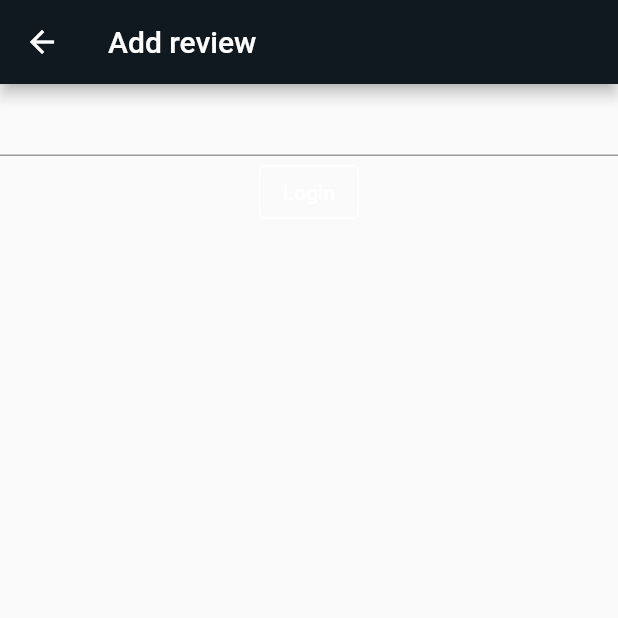
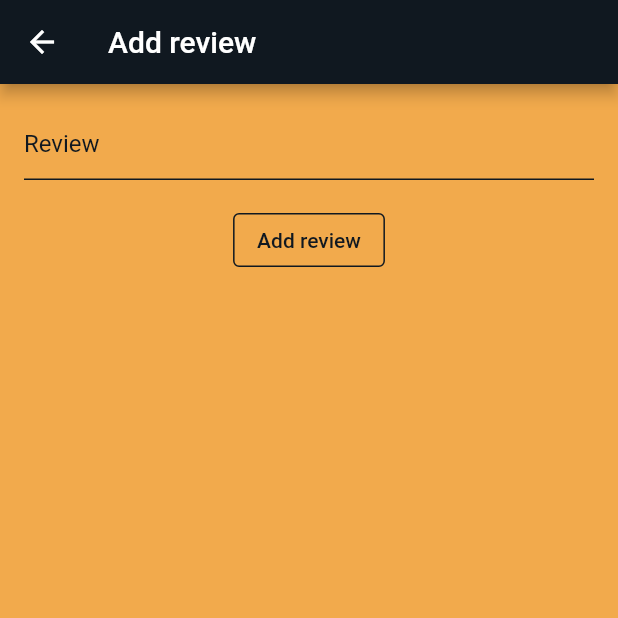
Before and after one commit to golo1999/FlutterApp-LatestMoviesStateManagement, a Flutter app: the AddReviewPage screen opened by its route, on a phone screen of 412 x 824 dp, the top half of it. Run offline on Flutter 3.47's test engine with Material 2 defaults, Android fonts, the phone set to English and light mode, and no system bars; our stand-ins replace built_collection, built_value, cloud_firestore, firebase_auth, firebase_core, flutter_rating_bar and 4 more; missing offline and left inert: redux_epics; accounts and stored records are empty.

```diff
--- a/lib/src/models/review.dart
+++ b/lib/src/models/review.dart
@@ -1,3 +1,42 @@
+// part of models;
+//
+// abstract class Review implements Built<Review, ReviewBuilder> {
+//   factory Review({
+//     required String id,
+//     required String uid,
+//     required int movieId,
+//     required String text,
+//     DateTime? createdAt,
+//   }) {
+//     return _$Review((ReviewBuilder builder) {
+//       builder
+//         ..id = id
+//         ..uid = uid
+//         ..movieId = movieId
+//         ..text = text
+//         ..createdAt = createdAt ?? DateTime.now();
+//     });
+//   }
+//
+//   factory Review.fromJson(dynamic json) => serializers.deserializeWith(serializer, json)!;
+//
+//   Review._();
+//
+//   String get id;
+//
+//   String get uid;
+//
+//   int get movieId;
+//
+//   String get text;
+//
+//   DateTime get createdAt;
+//
+//   Map<String, dynamic> get json => serializers.serializeWith(serializer, this)! as Map<String, dynamic>;
+//
+//   static Serializer<Review> get serializer => _$reviewSerializer;
+// }
+
 part of models;
 
 abstract class Review implements Built<Review, ReviewBuilder> {
@@ -8,8 +47,8 @@ abstract class Review implements Built<Review, ReviewBuilder> {
     required String text,
     DateTime? createdAt,
   }) {
-    return _$Review((ReviewBuilder builder) {
-      builder
+    return _$Review((ReviewBuilder b) {
+      b
         ..id = id
         ..uid = uid
         ..movieId = movieId
--- a/lib/src/models/serializers.dart
+++ b/lib/src/models/serializers.dart
@@ -9,6 +9,7 @@ part 'serializers.g.dart';
   AppState,
   Movie,
   Review,
+  Torrent,
 ])
 Serializers serializers = (_$serializers.toBuilder() //
       ..addPlugin(StandardJsonPlugin()))
--- a/lib/src/presentation/add_review.dart
+++ b/lib/src/presentation/add_review.dart
@@ -12,6 +12,8 @@ class _AddReviewPageState extends State<AddReviewPage> {
 
   @override
   Widget build(BuildContext context) {
+    final MediaQueryData data = MediaQuery.of(context);
+
     return Form(
       child: Scaffold(
         appBar: AppBar(
@@ -23,10 +25,37 @@ class _AddReviewPageState extends State<AddReviewPage> {
           ),
           backgroundColor: primaryColor,
         ),
-        body: Column(
+        body: Container(
+          color: secondaryColor,
+          height: data.size.height,
+          child: Column(
             children: <Widget>[
-            TextFormField(
+              Padding(
+                padding: const EdgeInsets.all(16.0),
+                child: TextFormField(
                   controller: _reviewController,
+                  decoration: const InputDecoration(
+                    hintText: 'Review',
+                    hintStyle: TextStyle(
+                      color: primaryColor,
+                    ),
+                    focusedBorder: UnderlineInputBorder(
+                      borderSide: BorderSide(
+                        color: primaryColor,
+                      ),
+                    ),
+                    enabledBorder: UnderlineInputBorder(
+                      borderSide: BorderSide(
+                        color: primaryColor,
+                      ),
+                    ),
+                    border: UnderlineInputBorder(
+                      borderSide: BorderSide(
+                        color: primaryColor,
+                      ),
+                    ),
+                  ),
+                  keyboardType: TextInputType.text,
                   validator: (String? value) {
                     return (value == null || value.isEmpty)
                         ? 'The review should not be empty'
@@ -34,6 +63,7 @@ class _AddReviewPageState extends State<AddReviewPage> {
                             ? 'The review should be longer'
                             : null;
                   },
+                ),
               ),
               Builder(
                 builder: (BuildContext context) {
@@ -43,21 +73,19 @@ class _AddReviewPageState extends State<AddReviewPage> {
                         return;
                       }
 
-                    StoreProvider.of<AppState>(context).dispatch(CreateReview(
-                      _reviewController.text.trim(),
-                    ));
+                      StoreProvider.of<AppState>(context).dispatch(CreateReview(_reviewController.text.trim()));
 
                       Navigator.pop(context);
                     },
                     style: OutlinedButton.styleFrom(
                       side: const BorderSide(
-                      color: whiteColor,
+                        color: primaryColor,
                       ),
                     ),
                     child: const Text(
-                    'Login',
+                      'Add review',
                       style: TextStyle(
-                      color: whiteColor,
+                        color: primaryColor,
                       ),
                     ),
                   );
@@ -66,6 +94,7 @@ class _AddReviewPageState extends State<AddReviewPage> {
             ],
           ),
         ),
+      ),
     );
   }
 }
--- a/lib/src/presentation/index.dart
+++ b/lib/src/presentation/index.dart
@@ -4,6 +4,7 @@ import 'package:flutter/cupertino.dart';
 import 'package:flutter/material.dart';
 import 'package:flutter_rating_bar/flutter_rating_bar.dart';
 import 'package:flutter_redux/flutter_redux.dart';
+import 'package:intl/intl.dart';
 import 'package:latest_movies_state_management/src/actions/index.dart';
 import 'package:latest_movies_state_management/src/container/index.dart';
 import 'package:latest_movies_state_management/src/models/app_data.dart';
--- a/lib/src/presentation/movie_image.dart
+++ b/lib/src/presentation/movie_image.dart
@@ -10,12 +10,16 @@ class MovieImage extends StatelessWidget {
     return SelectedMovieContainer(
       builder: (BuildContext context, Movie movie) {
         return Scaffold(
+          appBar: AppBar(
+            backgroundColor: transparentColor,
+          ),
           body: Image.network(
             movie.largeCoverImage,
             width: double.infinity,
             height: double.infinity,
             fit: BoxFit.cover,
           ),
+          extendBodyBehindAppBar: true,
         );
       },
     );
--- a/lib/src/reducer/reducer.dart
+++ b/lib/src/reducer/reducer.dart
@@ -85,6 +85,7 @@ AppState _getUsersSuccessful(AppState state, GetUsersSuccessful action) {
       builder.usersList.clear();
 
       for (final AppUser user in action.usersList) {
+        print('user:' + user.uid);
         builder.usersList[user.uid] = user;
       }
     },
--- a/pubspec.yaml
+++ b/pubspec.yaml
@@ -17,6 +17,7 @@ dependencies:
   flutter_redux: ^0.8.2
   freezed_annotation: ^0.14.3
   http: ^0.13.3
+  intl: ^0.17.0
   json_annotation: ^4.1.0
   redux: ^5.0.0
   redux_epics: ^0.15.0
@@ -28,7 +29,7 @@ dev_dependencies:
   flutter_test:
     sdk: flutter
 
-  build_runner: ^2.0.6
+  build_runner: ^2.1.0
   built_value_generator: ^8.1.1
   flutter_lints: ^1.0.4
   freezed: ^0.14.3
```
Also changed, not shown: lib/src/container/reviews_container.dart (+5 -3 lines), lib/src/data/movies_api.dart (+4 -42 lines), lib/src/epics/app_epics.dart (+15 -11 lines), lib/src/presentation/movie_details.dart (+61 -17 lines), lib/src/presentation/user_avatar.dart (+7 -3 lines), pubspec.lock. Lines whose indentation alone changed are shown as unchanged.
